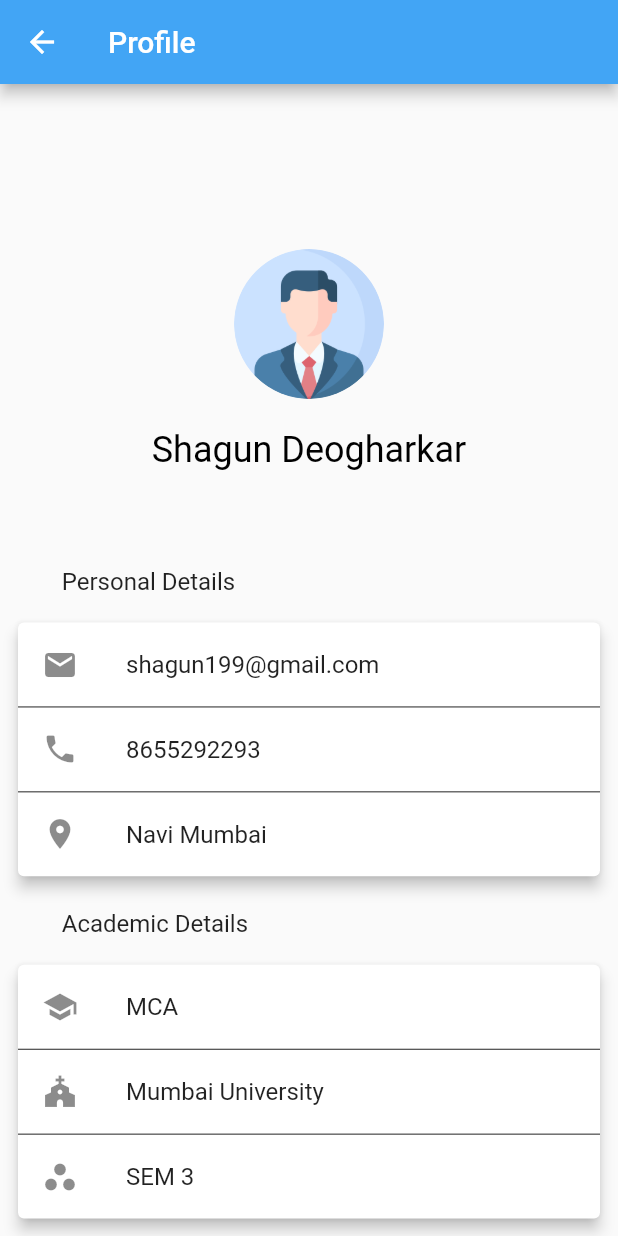
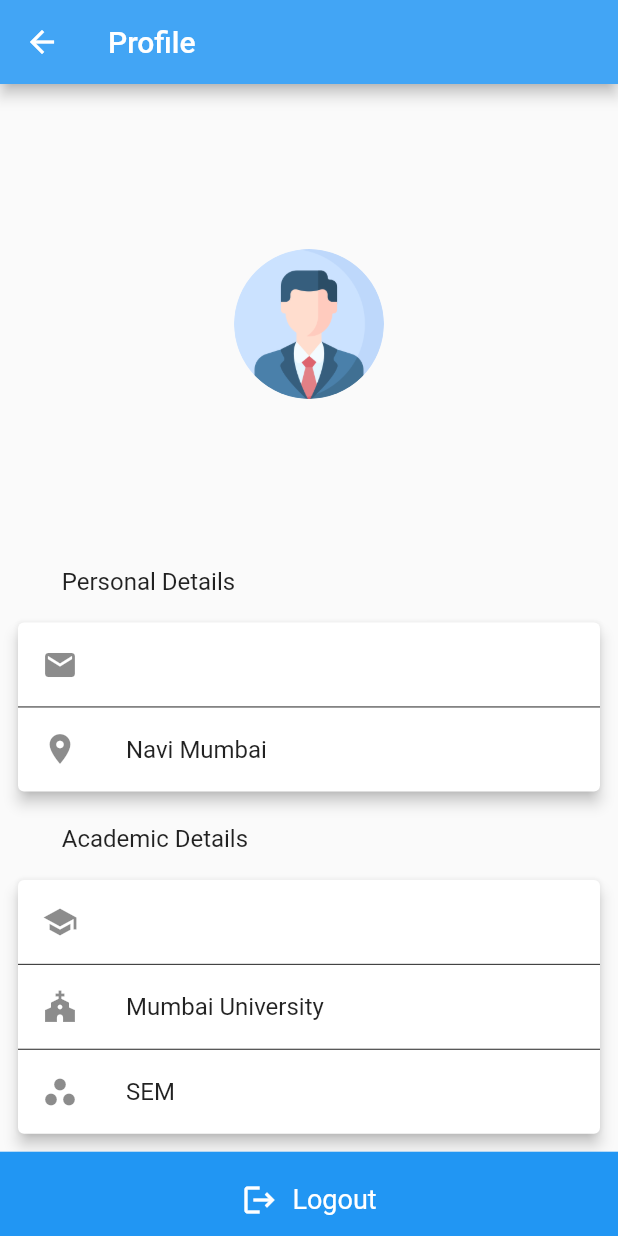
Before and after one commit to AshishisLiquid/lmr, a Flutter app: the Profile screen opened by its route, on a phone screen of 412 x 824 dp. Run offline on Flutter 3.47's test engine with Material 2 defaults, Android fonts, the phone set to English and light mode, and no system bars; our stand-ins replace cloud_firestore, firebase_auth, firebase_core, font_awesome_flutter, google_fonts, google_sign_in; accounts and stored records are empty.

Commit message:
added profile with firestore

```diff
--- a/lib/dashboard/dashboard.dart
+++ b/lib/dashboard/dashboard.dart
@@ -61,7 +61,7 @@ class _DashboardScreenState extends State<DashboardScreen> {
                                         mainAxisAlignment:
                                             MainAxisAlignment.spaceBetween,
                                         children: [
-                                          Container(
+                                          SizedBox(
                                             height: constraints.maxHeight,
                                             width: constraints.maxWidth * 0.5,
                                             child: FittedBox(
--- a/lib/main.dart
+++ b/lib/main.dart
@@ -1,11 +1,6 @@
 import 'package:lmr/routes.dart';
-// import 'package:lmr/services/firestore.dart';
-// import 'package:lmr/services/models.dart';
-// import 'package:lmr/themes.dart';
 import 'package:firebase_core/firebase_core.dart';
 import 'package:flutter/material.dart';
-// import 'package:lmr/themes.dart';
-// import 'package:provider/provider.dart';
 
 void main() {
   WidgetsFlutterBinding.ensureInitialized();
@@ -40,7 +35,6 @@ class _AppState extends State<App> {
         if (snapshot.connectionState == ConnectionState.done) {
           return MaterialApp(
               routes: appRoutes,
-              // theme: appTheme,
               debugShowCheckedModeBanner: false,
           );
         }
--- a/lib/profile/profile.dart
+++ b/lib/profile/profile.dart
@@ -1,6 +1,9 @@
 // ignore_for_file: library_private_types_in_public_api, use_key_in_widget_constructors
 
 import 'package:flutter/material.dart';
+import 'package:lmr/services/auth.dart';
+import 'package:lmr/services/firestore.dart';
+import 'package:lmr/services/models.dart';
 
 class Profile extends StatefulWidget {
   static const routeName = "/profile";
@@ -20,7 +23,12 @@ class _ProfileState extends State<Profile> {
             color: Color.fromARGB(255, 255, 255, 255),
           ),
         ),
-      body: SafeArea(
+        body: FutureBuilder(
+            future: FirestoreService().getUser(AuthService().user!.uid),
+            builder: ((context, snapshot) {
+              if (snapshot.hasData) {
+                User user = snapshot.data as User;
+                return SafeArea(
                     child: Column(
                   children: [
                     //for circle avtar image
@@ -28,7 +36,7 @@ class _ProfileState extends State<Profile> {
                     const SizedBox(
                       height: 10,
                     ),
-          _profileName("Shagun Deogharkar"),
+                    _profileName(user.displayName),
                     const SizedBox(
                       height: 14,
                     ),
@@ -36,7 +44,7 @@ class _ProfileState extends State<Profile> {
                     const SizedBox(
                       height: 6,
                     ),
-          _detailsCard(),
+                    _detailsCard(user),
                     const SizedBox(
                       height: 10,
                     ),
@@ -44,12 +52,15 @@ class _ProfileState extends State<Profile> {
                     const SizedBox(
                       height: 6,
                     ),
-          _settingsCard(),
+                    _settingsCard(user),
                     const Spacer(),
                     logoutButton()
                   ],
-      )),
-    );
+                ));
+              } else {
+                return const Text('loading');
+              }
+            })));
   }
 
   Widget _getHeader() {
@@ -98,30 +109,23 @@ class _ProfileState extends State<Profile> {
     );
   }
 
-  Widget _detailsCard() {
+  Widget _detailsCard(User user) {
     return Padding(
       padding: const EdgeInsets.all(8.0),
       child: Card(
         elevation: 4,
         child: Column(
-          children: const [
+          children: [
             //row for each deatails
             ListTile(
-              leading: Icon(Icons.email),
-              title: Text("shagun199@gmail.com"),
+              leading: const Icon(Icons.email),
+              title: Text(user.email),
             ),
             Divider(
               height: 0.6,
               color: Colors.black87,
             ),
-            ListTile(
-              leading: Icon(Icons.phone),
-              title: Text("8655292293"),
-            ),
-            Divider(
-              height: 0.6,
-              color: Colors.black87,
-            ),
+
             ListTile(
               leading: Icon(Icons.location_on),
               title: Text("Navi Mumbai"),
@@ -132,33 +136,33 @@ class _ProfileState extends State<Profile> {
     );
   }
 
-  Widget _settingsCard() {
+  Widget _settingsCard(User user) {
     return Padding(
       padding: const EdgeInsets.all(8.0),
       child: Card(
         elevation: 4,
         child: Column(
-          children: const [
+          children: [
             //row for each deatails
             ListTile(
-              leading: Icon(Icons.school),
-              title: Text("MCA"),
+              leading: const Icon(Icons.school),
+              title: Text(user.programme),
             ),
-            Divider(
+            const Divider(
               height: 0.6,
               color: Colors.black87,
             ),
-            ListTile(
+            const ListTile(
               leading: Icon(Icons.church),
               title: Text("Mumbai University"),
             ),
-            Divider(
+            const Divider(
               height: 0.6,
               color: Colors.black87,
             ),
             ListTile(
               leading: Icon(Icons.workspaces),
-              title: Text("SEM 3"),
+              title: Text("SEM ${user.sem}"),
             )
           ],
         ),
--- a/lib/services/models.dart
+++ b/lib/services/models.dart
@@ -5,8 +5,8 @@ part 'models.g.dart';
 class User{
   final String id;
   final String displayName;
-  final String? programme;
-  final String? sem;
+  final String programme;
+  final String sem;
   final String email;
 
   User({
```
Lines whose indentation alone changed are shown as unchanged.
